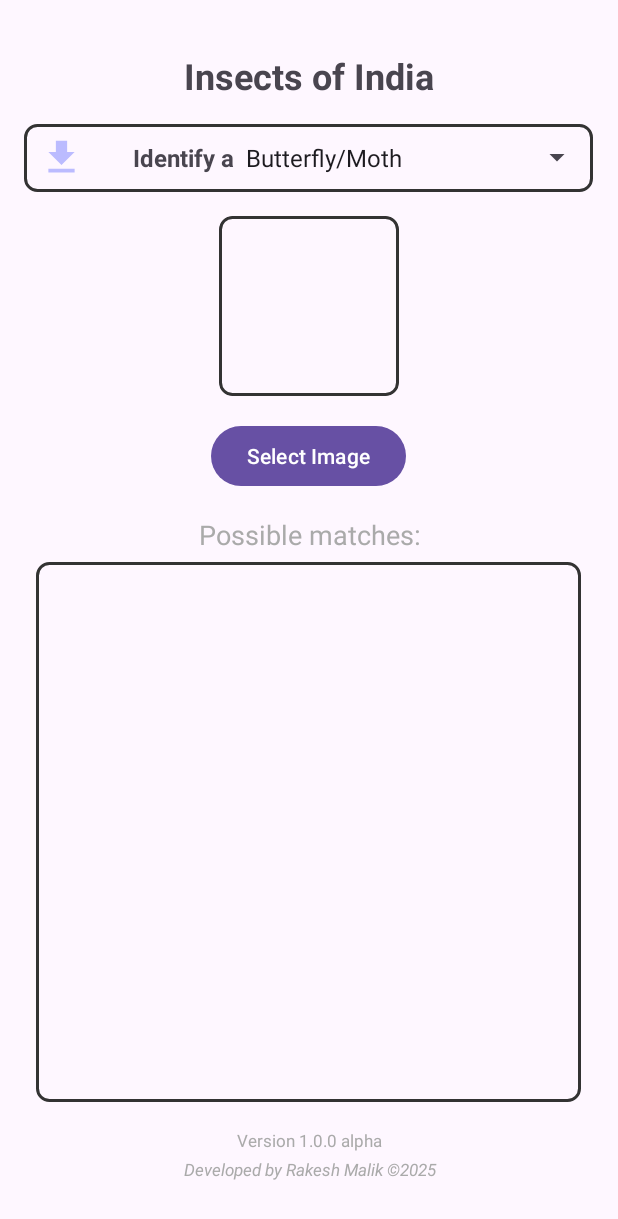
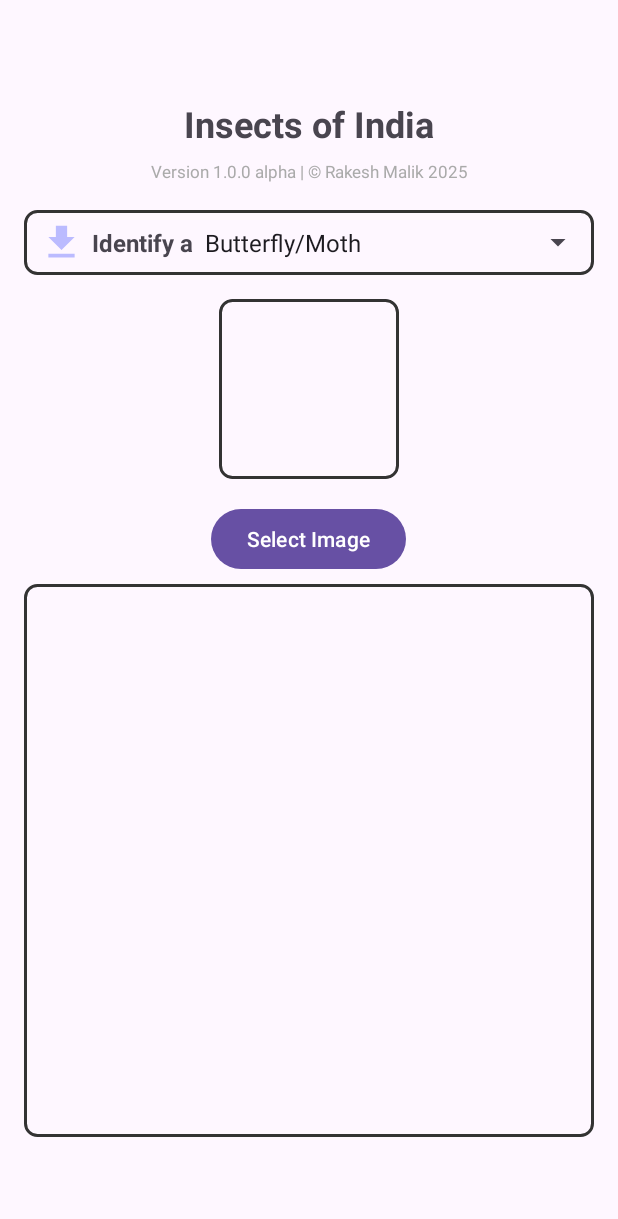
Before and after one commit to rakeshmalik91/insect-id, an Android app: the screen it shows after launch (MainActivity), on a phone screen of 412 x 824 dp. Shown: the top 1219 px of the screen. Run offline under Robolectric (Android 15) with nearby library versions, the light colour scheme and no system bars; libraries missing offline, so code that uses them is left out: com.getkeepsafe.relinker, com.yalantis.ucrop, org.pytorch, org.pytorch.torchvision; pictures from the network do not load; 1 statement that could not run was skipped.

Commit message:
app release v0.0.4 alpha: layout fixes

```diff
--- a/insect-id-app/app/build.gradle.kts
+++ b/insect-id-app/app/build.gradle.kts
@@ -10,7 +10,7 @@ android {
         applicationId = "com.rakeshmalik.insectid"
         minSdk = 24
         targetSdk = 35
-        versionCode = 4
+        versionCode = 5
         versionName = "1.0"
 
         testInstrumentationRunner = "androidx.test.runner.AndroidJUnitRunner"
--- a/insect-id-app/app/src/main/res/layout/activity_main.xml
+++ b/insect-id-app/app/src/main/res/layout/activity_main.xml
@@ -2,6 +2,8 @@
 <LinearLayout xmlns:android="http://schemas.android.com/apk/res/android"
     android:layout_width="match_parent"
     android:layout_height="match_parent"
+    android:layout_marginTop="50dp"
+    android:layout_marginBottom="50dp"
     android:orientation="vertical"
     android:gravity="center"
     android:padding="16dp">
@@ -15,10 +17,23 @@
         android:textSize="24sp"
         android:textStyle="bold" />
 
+    <TextView
+        android:id="@+id/version_text"
+        android:layout_width="match_parent"
+        android:layout_height="wrap_content"
+        android:text="@string/version"
+        android:textSize="11sp"
+        android:gravity="center"
+        android:layout_marginTop="6dp"
+        android:padding="2dp"
+        android:textColor="@android:color/darker_gray"/>
+
     <LinearLayout
-        android:layout_width="379dp"
-        android:layout_height="45dp"
+        android:layout_width="match_parent"
+        android:layout_height="wrap_content"
         android:layout_marginTop="16dp"
+        android:paddingTop="5dp"
+        android:paddingBottom="5dp"
         android:gravity="center_vertical"
         android:orientation="horizontal"
         android:background="@drawable/border">
@@ -36,14 +51,14 @@
             android:contentDescription="@string/update_model"/>
 
         <TextView
-            android:layout_width="100dp"
+            android:layout_width="wrap_content"
             android:layout_height="wrap_content"
             android:layout_marginEnd="0dp"
+            android:gravity="end"
             android:paddingStart="5dp"
             android:paddingEnd="0dp"
             android:text="@string/use_model"
             android:textSize="16sp"
-            android:gravity="end"
             android:textStyle="bold" />
 
         <Spinner
@@ -75,53 +90,21 @@
         android:layout_marginTop="16dp"
         android:text="@string/select_image" />
 
-    <TextView
-        android:id="@+id/possible_matches_text"
+    <ScrollView
         android:layout_width="match_parent"
-        android:layout_height="wrap_content"
-        android:text="@string/possible_matches"
-        android:textSize="18sp"
-        android:gravity="center"
-        android:layout_marginTop="16dp"
-        android:textColor="@android:color/darker_gray"/>
-
-    <ScrollView
-        android:layout_width="wrap_content"
-        android:layout_height="360dp"
+        android:layout_height="match_parent"
         android:background="@drawable/border"
         android:padding="8dp"
+        android:fillViewport="true"
         android:layout_marginTop="6dp">
 
         <TextView
             android:id="@+id/outputText"
-            android:layout_width="347dp"
+            android:layout_width="match_parent"
             android:layout_height="wrap_content"
-            android:minHeight="350dp"
             android:gravity="center"
             android:textSize="18sp" />
 
     </ScrollView>
 
-    <TextView
-        android:id="@+id/version_text"
-        android:layout_width="match_parent"
-        android:layout_height="wrap_content"
-        android:text="@string/version"
-        android:textSize="11sp"
-        android:gravity="center"
-        android:layout_marginTop="16dp"
-        android:padding="2dp"
-        android:textColor="@android:color/darker_gray"/>
-
-    <TextView
-        android:id="@+id/signature_text"
-        android:layout_width="match_parent"
-        android:layout_height="wrap_content"
-        android:text="@string/developed_by_rakesh_malik_2025"
-        android:textSize="11sp"
-        android:gravity="center"
-        android:padding="2dp"
-        android:textStyle="italic"
-        android:textColor="@android:color/darker_gray"/>
-
 </LinearLayout>
--- a/insect-id-app/app/src/main/res/values/strings.xml
+++ b/insect-id-app/app/src/main/res/values/strings.xml
@@ -4,9 +4,7 @@
     <string name="select_image">Select Image</string>
     <string name="predicting">Analyzing…</string>
     <string name="use_model">Identify a</string>
-    <string name="developed_by_rakesh_malik_2025">Developed by Rakesh Malik ©2025</string>
-    <string name="version">Version 1.0.0 alpha</string>
-    <string name="possible_matches">Possible matches:</string>
+    <string name="version">Version 1.0.0 alpha | © Rakesh Malik 2025</string>
     <string name="no_match_found">No match found</string>
     <string name="image_to_be_classified">Image to be classified</string>
     <string name="fetching_metadata">Fetching metadata…</string>
```
Also changed, not shown: 1 other file.
